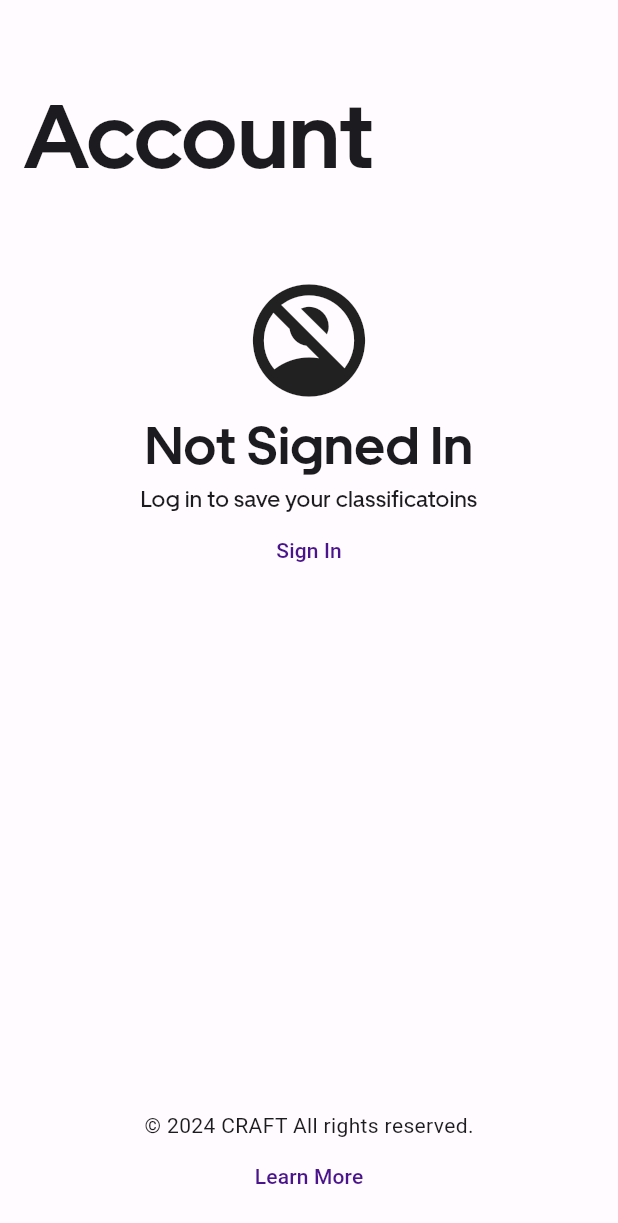
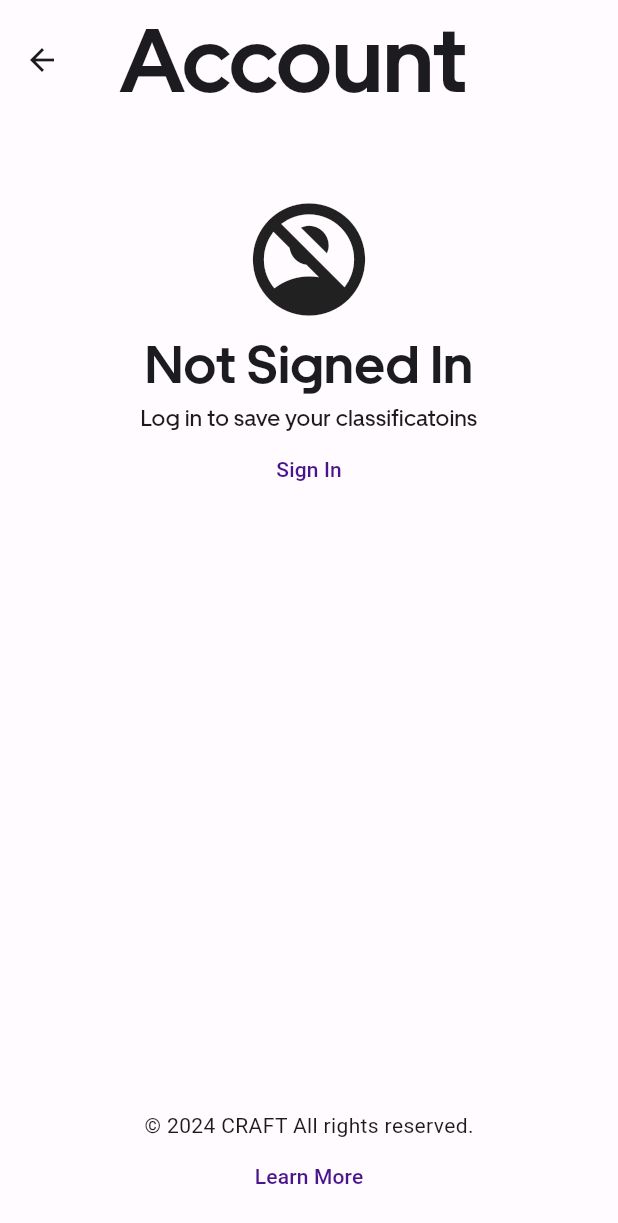
Before and after one commit to nickw409/CRAFT, a Flutter app: the screen it shows after launch, after a tap on "GUEST", on a phone screen of 412 x 824 dp. Shown: the top 1223 px of the screen. Run offline on Flutter 3.47's test engine with Material 3 defaults, Android fonts, the phone set to English and light mode, and no system bars; our stand-ins replace carousel_slider, cloud_firestore, firebase_auth, firebase_core, firebase_storage, geolocator and 6 more; missing offline and left inert: tflite_flutter_helper_plus, tflite_flutter_plus; accounts and stored records are empty.

Commit message:
ui changed to support back

```diff
--- a/mobile/lib/screens/homepage.dart
+++ b/mobile/lib/screens/homepage.dart
@@ -344,51 +344,25 @@ class _HomePageState extends State<HomePage> {
     return PopScope(
       canPop: false,
       child: Scaffold(
+        appBar: AppBar(
+          automaticallyImplyLeading: false,
+          toolbarHeight: 80,
+          title: const Padding(
+            padding: EdgeInsets.all(8.0),
+            child: Text(
+              'CRAFT',
+              style: TextStyle(
+                  fontFamily: 'Uber',
+                  fontSize: 60,
+                  fontWeight: FontWeight.w700),
+            ),
+          ),
+        ),
         body: Padding(
           padding: const EdgeInsets.all(16),
           child: Column(
             crossAxisAlignment: CrossAxisAlignment.start,
             children: [
-              const SizedBox(
-                height: 32,
-              ),
-              const FittedBox(
-                fit: BoxFit.contain,
-                child: Text(
-                  'CRAFT',
-                  style: TextStyle(
-                    fontFamily: 'Uber',
-                    fontSize: 60,
-                    fontWeight: FontWeight.w700,
-                  ),
-                ),
-              ),
-              // Check if user is logged in and display a welcome message
-              // Consumer<LoginProvider>(
-              //   builder: (context, loginProvider, child) {
-              //     if (loginProvider.isLoggedIn) {
-              //       return Text(
-              //         'Welcome, ${loginProvider.firstName}!',
-              //         style: const TextStyle(
-              //           fontFamily: 'Uber',
-              //           fontSize: 24,
-              //           fontWeight: FontWeight.bold,
-              //         ),
-              //       );
-              //     } else {
-              //       return const Text(
-              //         'Welcome, Anonymous!',
-              //         style: TextStyle(
-              //           fontSize: 24,
-              //           fontWeight: FontWeight.bold,
-              //         ),
-              //       );
-              //     }
-              //   },
-              // ),
-              const SizedBox(
-                height: 16,
-              ),
               selectedImage == null
                   ? Column(
                       children: [
--- a/mobile/lib/screens/my_classificatoins.dart
+++ b/mobile/lib/screens/my_classificatoins.dart
@@ -144,9 +144,7 @@ class _MyClassificationsState extends State<MyClassifications> {
       child: SafeArea(
         child: Scaffold(
           appBar: AppBar(
-            centerTitle: false,
             toolbarHeight: 80,
-            automaticallyImplyLeading: false,
             title: const Padding(
               padding: EdgeInsets.all(8.0),
               child: Text(
--- a/mobile/lib/screens/user_management/settings_page.dart
+++ b/mobile/lib/screens/user_management/settings_page.dart
@@ -52,32 +52,44 @@ class SettingsPage extends StatelessWidget {
   @override
   Widget build(BuildContext context) {
     return Scaffold(
+      appBar: AppBar(
+        // centerTitle: false,
+        toolbarHeight: 80,
+        title: const Padding(
+          padding: EdgeInsets.all(8.0),
+          child: Text(
+            'Account',
+            style: TextStyle(
+                fontFamily: 'Uber', fontSize: 60, fontWeight: FontWeight.w700),
+          ),
+        ),
+      ),
       body: Padding(
         padding: const EdgeInsets.all(16),
         child: Column(
           crossAxisAlignment: CrossAxisAlignment.start,
           children: [
-            const Column(
-              children: [
-                SizedBox(
-                  height: 16,
-                ),
-                Padding(
-                  padding: EdgeInsets.symmetric(vertical: 16),
-                  child: FittedBox(
-                    fit: BoxFit.contain,
-                    child: Text(
-                      'Account',
-                      style: TextStyle(
-                        fontFamily: 'Uber',
-                        fontSize: 60,
-                        fontWeight: FontWeight.w700,
-                      ),
-                    ),
-                  ),
-                ),
-              ],
-            ),
+            // const Column(
+            //   children: [
+            //     SizedBox(
+            //       height: 16,
+            //     ),
+            //     Padding(
+            //       padding: EdgeInsets.symmetric(vertical: 16),
+            //       child: FittedBox(
+            //         fit: BoxFit.contain,
+            //         child: Text(
+            //           'Account',
+            //           style: TextStyle(
+            //             fontFamily: 'Uber',
+            //             fontSize: 60,
+            //             fontWeight: FontWeight.w700,
+            //           ),
+            //         ),
+            //       ),
+            //     ),
+            //   ],
+            // ),
             Center(
               child: Column(
                 children: [
```
Also changed, not shown: mobile/lib/screens/about/about_black_mesa.dart (+11 -20 lines), mobile/lib/screens/about/about_dogoszhi.dart (+11 -20 lines), mobile/lib/screens/about/about_flagstaff.dart (+11 -20 lines), mobile/lib/screens/about/about_kayenta.dart (+11 -20 lines), mobile/lib/screens/about/about_knaa.dart (+11 -20 lines), mobile/lib/screens/about/about_sosi.dart (+11 -20 lines), mobile/lib/screens/about/about_tusayan.dart (+11 -20 lines), mobile/lib/screens/about/about_tww.dart (+14 -8 lines), mobile/lib/screens/user_management/login_page.dart (+13 -17 lines), mobile/lib/screens/user_management/registration_page.dart (+13 -17 lines), 11 other files.
